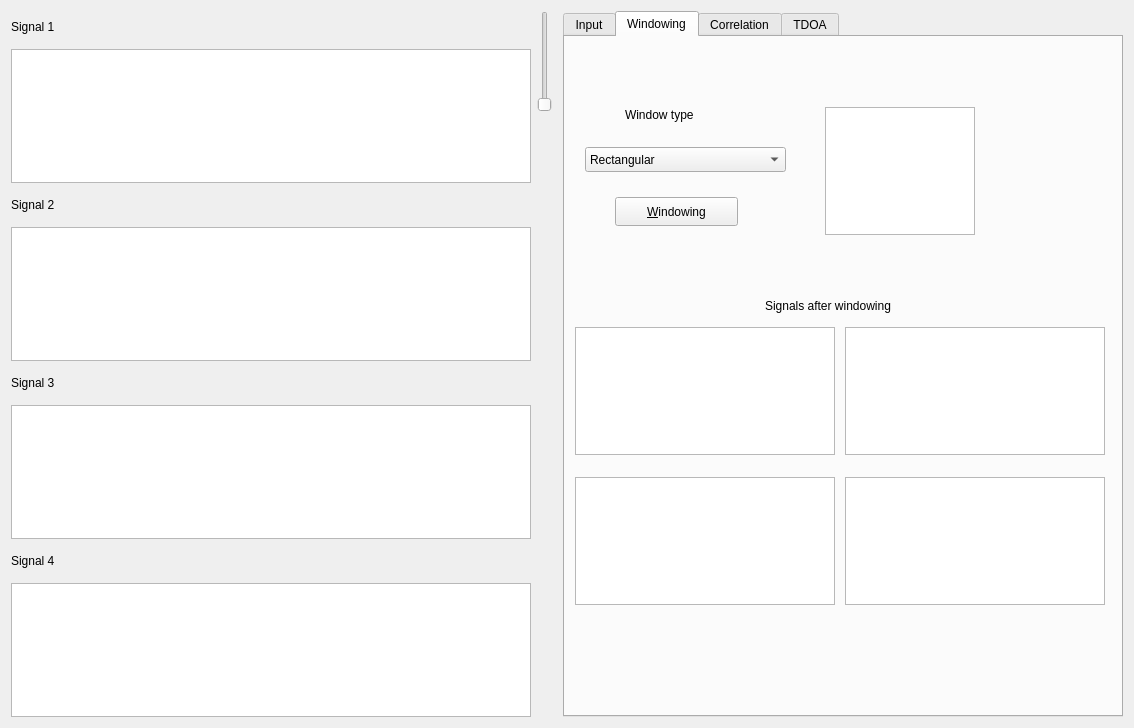
This is forms/centralwidget.ui in zienek/trakker as Qt 5 draws it before an edit. The edited form follows.
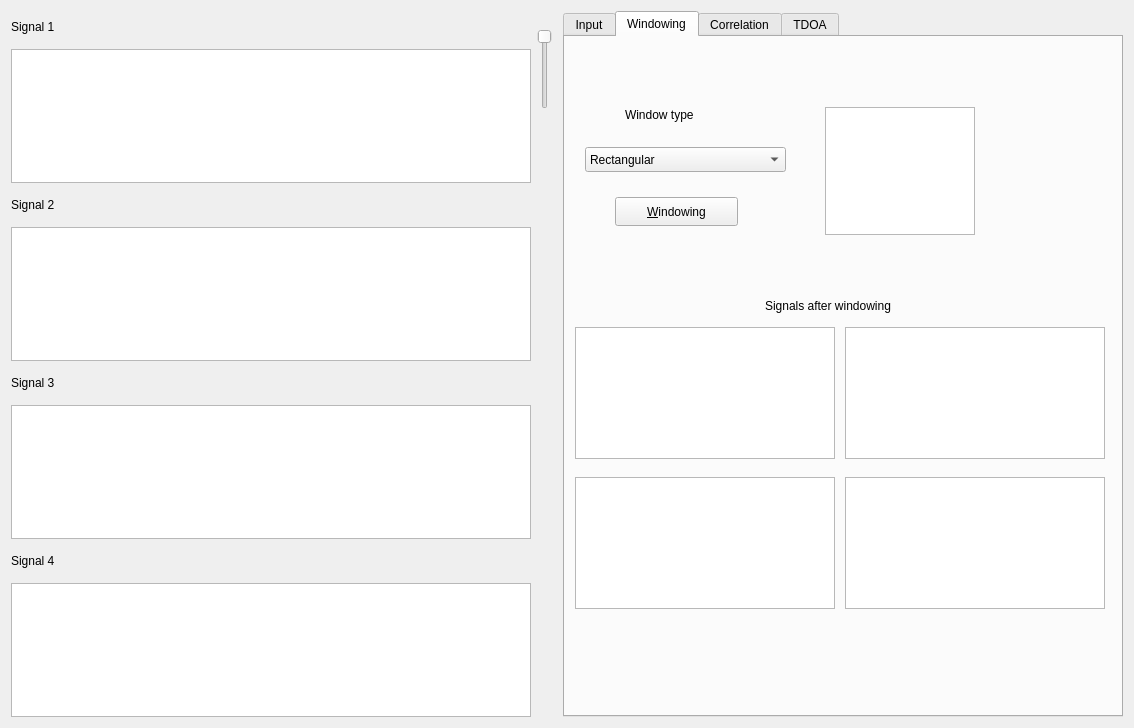
This is the edited form. The open tabs and pages were chosen to show the change.

Diff of the .ui file:
```diff
--- a/forms/centralwidget.ui
+++ b/forms/centralwidget.ui
@@ -157,11 +157,57 @@
      </item>
      <item>
       <layout class="QVBoxLayout" name="verticalLayout_2">
+       <item>
+        <spacer name="verticalSpacer_4">
+         <property name="orientation">
+          <enum>Qt::Vertical</enum>
+         </property>
+         <property name="sizeType">
+          <enum>QSizePolicy::Fixed</enum>
+         </property>
+         <property name="sizeHint" stdset="0">
+          <size>
+           <width>20</width>
+           <height>10</height>
+          </size>
+         </property>
+        </spacer>
+       </item>
        <item>
         <widget class="QSlider" name="verticalSlider">
+         <property name="sizePolicy">
+          <sizepolicy hsizetype="Fixed" vsizetype="Fixed">
+           <horstretch>0</horstretch>
+           <verstretch>80</verstretch>
+          </sizepolicy>
+         </property>
+         <property name="minimumSize">
+          <size>
+           <width>0</width>
+           <height>80</height>
+          </size>
+         </property>
+         <property name="maximumSize">
+          <size>
+           <width>16777215</width>
+           <height>64</height>
+          </size>
+         </property>
+         <property name="maximum">
+          <number>512</number>
+         </property>
+         <property name="singleStep">
+          <number>8</number>
+         </property>
+         <property name="pageStep">
+          <number>32</number>
+         </property>
          <property name="orientation">
           <enum>Qt::Vertical</enum>
          </property>
+         <property name="invertedAppearance">
+          <bool>true</bool>
+         </property>
         </widget>
        </item>
        <item>
@@ -177,32 +223,6 @@
          </property>
         </spacer>
        </item>
-       <item>
-        <spacer name="verticalSpacer_6">
-         <property name="orientation">
-          <enum>Qt::Vertical</enum>
-         </property>
-         <property name="sizeHint" stdset="0">
-          <size>
-           <width>20</width>
-           <height>40</height>
-          </size>
-         </property>
-        </spacer>
-       </item>
-       <item>
-        <spacer name="verticalSpacer_4">
-         <property name="orientation">
-          <enum>Qt::Vertical</enum>
-         </property>
-         <property name="sizeHint" stdset="0">
-          <size>
-           <width>20</width>
-           <height>40</height>
-          </size>
-         </property>
-        </spacer>
-       </item>
        <item>
         <spacer name="verticalSpacer_2">
          <property name="orientation">
@@ -216,19 +236,6 @@
          </property>
         </spacer>
        </item>
-       <item>
-        <spacer name="verticalSpacer_5">
-         <property name="orientation">
-          <enum>Qt::Vertical</enum>
-         </property>
-         <property name="sizeHint" stdset="0">
-          <size>
-           <width>20</width>
-           <height>40</height>
-          </size>
-         </property>
-        </spacer>
-       </item>
        <item>
         <spacer name="verticalSpacer">
          <property name="orientation">
@@ -559,19 +566,19 @@
              <x>10</x>
              <y>290</y>
              <width>260</width>
-             <height>128</height>
+             <height>132</height>
             </rect>
            </property>
            <property name="minimumSize">
             <size>
              <width>260</width>
-             <height>128</height>
+             <height>132</height>
             </size>
            </property>
            <property name="maximumSize">
             <size>
              <width>260</width>
-             <height>128</height>
+             <height>132</height>
             </size>
            </property>
           </widget>
@@ -581,19 +588,19 @@
              <x>280</x>
              <y>290</y>
              <width>260</width>
-             <height>128</height>
+             <height>132</height>
             </rect>
            </property>
            <property name="minimumSize">
             <size>
              <width>260</width>
-             <height>128</height>
+             <height>132</height>
             </size>
            </property>
            <property name="maximumSize">
             <size>
              <width>260</width>
-             <height>128</height>
+             <height>132</height>
             </size>
            </property>
           </widget>
@@ -603,19 +610,19 @@
              <x>10</x>
              <y>440</y>
              <width>260</width>
-             <height>128</height>
+             <height>132</height>
             </rect>
            </property>
            <property name="minimumSize">
             <size>
              <width>260</width>
-             <height>128</height>
+             <height>132</height>
             </size>
            </property>
            <property name="maximumSize">
             <size>
              <width>260</width>
-             <height>128</height>
+             <height>132</height>
             </size>
            </property>
           </widget>
@@ -625,19 +632,19 @@
              <x>280</x>
              <y>440</y>
              <width>260</width>
-             <height>128</height>
+             <height>132</height>
             </rect>
            </property>
            <property name="minimumSize">
             <size>
              <width>260</width>
-             <height>128</height>
+             <height>132</height>
             </size>
            </property>
            <property name="maximumSize">
             <size>
              <width>260</width>
-             <height>128</height>
+             <height>132</height>
             </size>
            </property>
           </widget>
```
Left out of the diff: 24 changed lines with no effect on the pictures.
